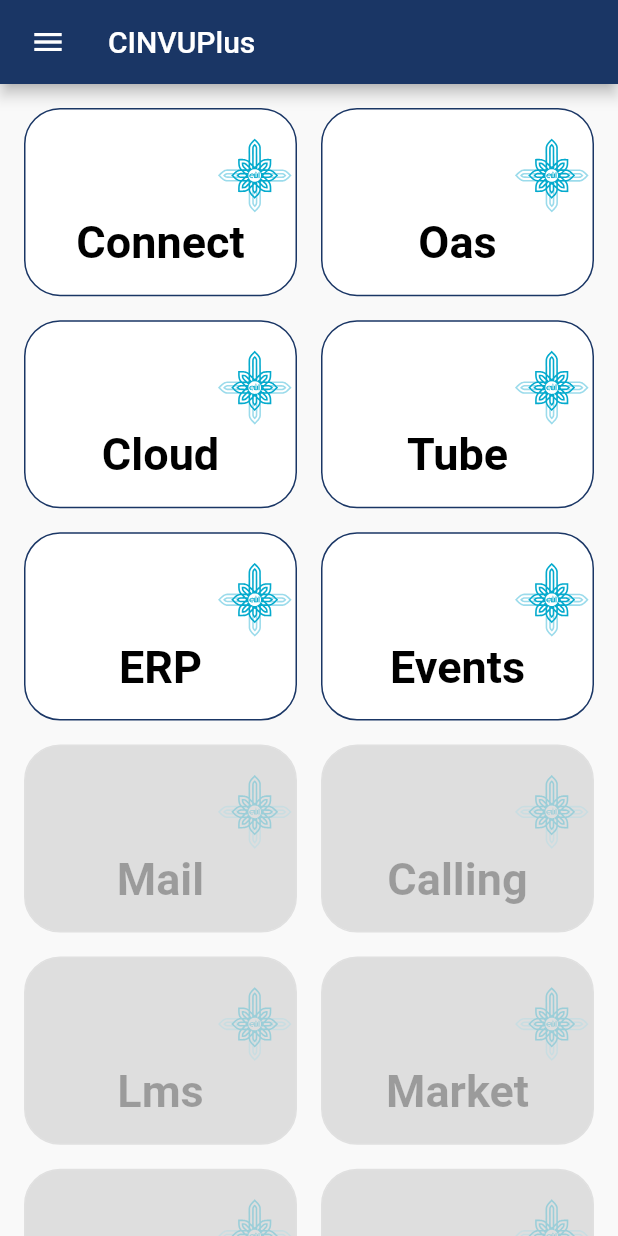
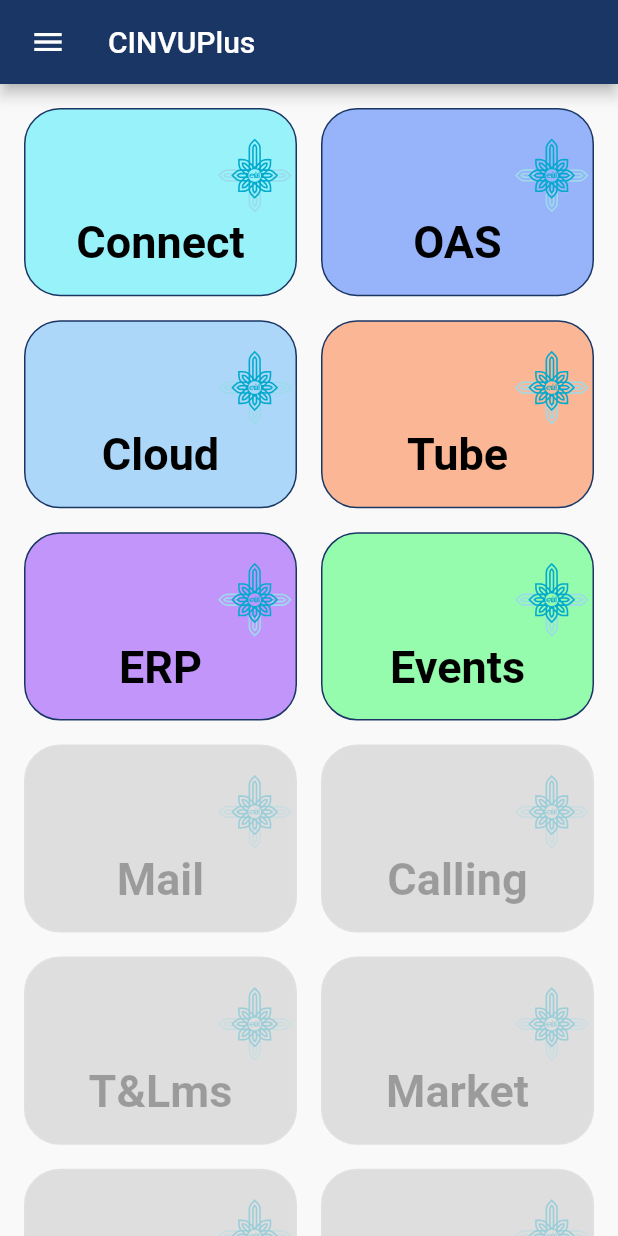
Before and after one commit to AmirmahdiNourkazemi/CINVUplus_multimedia, a Flutter app: the screen it shows after launch, on a phone screen of 412 x 824 dp. Run offline on Flutter 3.47's test engine with Material 2 defaults, Android fonts, the phone set to English and light mode, and no system bars; drawn by our look-alikes of flutter_advanced_drawer, flutter_animate; our stand-ins replace flutter_staggered_animations, flutter_svg, fluttertoast; missing offline and left inert: flutter_inappwebview; statements that could not run were skipped.

Commit message:
text animatoin #1

```diff
--- a/lib/domain/entities/feature.dart
+++ b/lib/domain/entities/feature.dart
@@ -1,7 +1,11 @@
+import 'package:flutter/material.dart';
+
 class Feature {
   String label;
   String? siteUrl;
   bool isEnable = true;
+  Color? backGroundColor;
 
-  Feature(this.label, {this.siteUrl, this.isEnable=true});
+  Feature(this.label,
+      {this.siteUrl, this.isEnable = true, this.backGroundColor});
 }
--- a/lib/presentation/screens/home_screen.dart
+++ b/lib/presentation/screens/home_screen.dart
@@ -20,18 +20,32 @@
   final _advancedDrawerController = AdvancedDrawerController();
 
   final _featureItems = [
-    Feature("Connect", siteUrl: "https://cinvuplus.net/"),
-    Feature("Oas", siteUrl: "https://office.cinvu.net/"),
-    Feature("Cloud", siteUrl: "https://cloud.cinvu.net/"),
-    Feature("Tube", siteUrl: "https://connecttube.ir/"),
-    Feature("ERP", siteUrl: "https://fa.conexusportal.com/"),
-    Feature("Events", siteUrl: "https://connectteam.ir/Cinvuevent1"),
+    Feature(
+      "Connect",
+      siteUrl: "https://cinvuplus.net/",
+      backGroundColor: const Color(0xff03e8fc),
+    ),
+    Feature("OAS",
+        siteUrl: "https://office.cinvu.net/",
+        backGroundColor: const Color(0xff034afc)),
+    Feature("Cloud",
+        siteUrl: "https://cloud.cinvu.net/",
+        backGroundColor: const Color(0xff39a3fa)),
+    Feature("Tube",
+        siteUrl: "https://connecttube.ir/", backGroundColor: Color(0xffff5100)),
+    Feature("ERP",
+        siteUrl: "https://fa.conexusportal.com/",
+        backGroundColor: Color(0xff6f00ff)),
+    Feature("Events",
+        siteUrl: "https://connectteam.ir/Cinvuevent1",
+        backGroundColor: Color(0xff00ff3c)),
     Feature("Mail", isEnable: false),
     Feature("Calling", isEnable: false),
-    Feature("Lms", isEnable: false),
+    Feature("T&Lms", isEnable: false),
     Feature("Market", isEnable: false),
     Feature("Exhibition", isEnable: false),
     Feature("Inquiry", isEnable: false),
+    Feature("VoIP", isEnable: false),
     Feature("Metaverse", isEnable: false),
   ];
 
--- a/lib/presentation/widgets/feature_item_widget.dart
+++ b/lib/presentation/widgets/feature_item_widget.dart
@@ -2,6 +2,7 @@
 import 'package:connectplus/domain/entities/feature.dart';
 import 'package:connectplus/presentation/screens/web_view_screen.dart';
 import 'package:flutter/material.dart';
+import 'package:flutter_animate/flutter_animate.dart';
 import 'package:flutter_svg/flutter_svg.dart';
 
 class FeatureItemWidget extends StatelessWidget {
@@ -27,8 +28,9 @@
       child: Container(
         margin: EdgeInsets.all(smallDistance),
         decoration: BoxDecoration(
-          color:
-              (feature.isEnable) ? Colors.white : Colors.grey.withOpacity(0.3),
+          color: (feature.isEnable)
+              ? feature.backGroundColor?.withOpacity(0.4)
+              : Colors.grey.withOpacity(0.3),
           border: Border.all(
             width: 1,
             color: (feature.isEnable) ? primaryColor : Colors.grey.shade300,
@@ -49,8 +51,7 @@
                   height: 54,
                   width: 54,
                 ),
-                ),
-              ),
+              )),
               Center(
                 child: Text(
                   feature.label,
@@ -61,7 +62,11 @@
                         : Colors.black.withOpacity(0.3),
                     fontWeight: FontWeight.bold,
                   ),
-                ),
+                )
+                    .animate()
+                    .move(delay: 300.ms, duration: 600.ms)
+                    .move(duration: 400.ms)
+                    .scale(),
               ),
             ],
           ),
--- a/pubspec.yaml
+++ b/pubspec.yaml
@@ -41,7 +41,7 @@
   flutter_advanced_drawer: ^1.3.5
   fluttertoast: ^8.1.1
   flutter_inappwebview: ^5.7.2+3
-
+  flutter_animate: ^4.1.1+1
 dev_dependencies:
   flutter_test:
     sdk: flutter
```
Also changed, not shown: pubspec.lock. Lines whose indentation alone changed are shown as unchanged.
